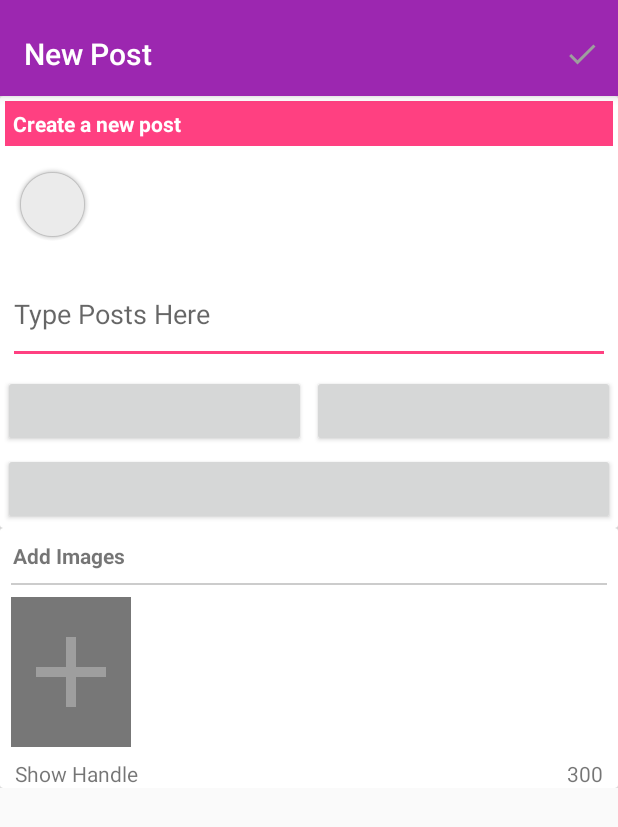
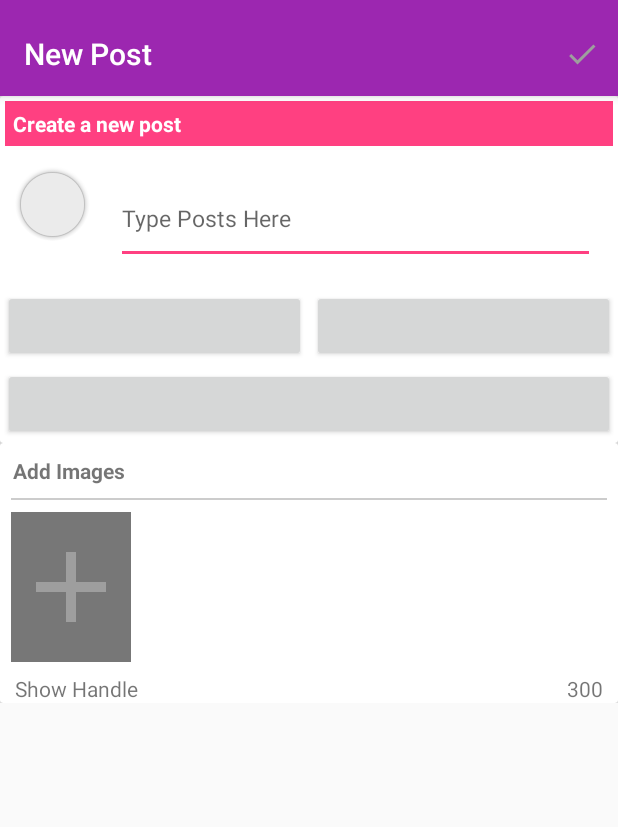
Before and after one commit to harrowmykel/PiQMessenger2, an Android app: the CreatePost screen opened directly, with no data from a screen before it, on a phone screen of 412 x 824 dp. Shown: the top 827 px of the screen. Run offline under Robolectric (Android 15) with nearby library versions, the phone set to English and light mode, and no system bars; our stand-ins replace CircleImageView, Firebase (no records; nobody signed in at launch, a user with empty details on screens opened directly), Picasso; libraries missing offline, so code that uses them is left out: br.com.goncalves, com.pixplicity.easyprefs, com.rilixtech.materialfancybutton, fr.castorflex.android, mehdi.sakout.fancybuttons; plain views replace FancyButton, SmoothProgressBar; pictures from the network do not load; 13 statements that could not run were skipped.

Commit message:
almost at the end

```diff
--- a/app/src/main/AndroidManifest.xml
+++ b/app/src/main/AndroidManifest.xml
@@ -43,14 +43,16 @@
         <activity
             android:name=".Statuses.CreateStatus"
             android:label="@string/create_status"
-            android:theme="@style/AppTheme.NoActionBar" >
+            android:theme="@style/AppTheme.NoActionBar">
             <intent-filter>
                 <action android:name="android.intent.action.SEND"/>
+                <category android:name="android.intent.category.DEFAULT" />
                 <data android:mimeType="image/*"/>
                 <data android:mimeType="text/*"/>
             </intent-filter>
             <intent-filter>
                 <action android:name="android.intent.action.SENDTO"/>
+                <category android:name="android.intent.category.DEFAULT" />
                 <data android:mimeType="image/*"/>
             </intent-filter>
         </activity>
@@ -60,11 +62,13 @@
             android:theme="@style/AppTheme.NoActionBar">
             <intent-filter>
                 <action android:name="android.intent.action.SEND"/>
+                <category android:name="android.intent.category.DEFAULT" />
                 <data android:mimeType="image/*"/>
                 <data android:mimeType="text/*"/>
             </intent-filter>
             <intent-filter>
                 <action android:name="android.intent.action.SENDTO"/>
+                <category android:name="android.intent.category.DEFAULT" />
                 <data android:mimeType="image/*"/>
             </intent-filter>
         </activity>
--- a/app/src/main/java/ng/com/coursecode/piqmessenger/Adapters__/StatusAdapterRecommended.java
+++ b/app/src/main/java/ng/com/coursecode/piqmessenger/Adapters__/StatusAdapterRecommended.java
@@ -68,7 +68,7 @@ public class StatusAdapterRecommended extends RecyclerView.Adapter<StatusViewHol
                 Piccassa.loadStatus(context, image_to_load, user_dp, holder.status_dp);
                 int valueInPixels;
 
-                if (users_posts.getSeen()) {
+                if (!users_posts.getSeen()) {
                     holder.status_dp.setBorderColor(ContextCompat.getColor(context, R.color.border_color_));
                     valueInPixels = (int) context.getResources().getDimension(R.dimen.border_width);
                     holder.status_dp.setBorderWidth(valueInPixels);
--- a/app/src/main/java/ng/com/coursecode/piqmessenger/ExtLib/Piccassa.java
+++ b/app/src/main/java/ng/com/coursecode/piqmessenger/ExtLib/Piccassa.java
@@ -127,4 +127,5 @@ public class Piccassa {
                 .load(image_to_load)
                 .into(view);
     }
+
 }
--- a/app/src/main/java/ng/com/coursecode/piqmessenger/Fragments_/Status.java
+++ b/app/src/main/java/ng/com/coursecode/piqmessenger/Fragments_/Status.java
@@ -133,12 +133,9 @@ public class Status extends Fragment {
         @Override
         public void onReceive(Context context, Intent intent) {
             // Get extra data included in the Intent
-            Toast.makeText(context, "recvd", Toast.LENGTH_SHORT).show();
             if(!requestCreate) {
                 setOLists();
-                Toast.makeText(context, "olist", Toast.LENGTH_SHORT).show();
             }else{
-                Toast.makeText(context, "rlist", Toast.LENGTH_SHORT).show();
                 setLists();
             }
         }
--- a/app/src/main/java/ng/com/coursecode/piqmessenger/Statuses/CreatePost.java
+++ b/app/src/main/java/ng/com/coursecode/piqmessenger/Statuses/CreatePost.java
@@ -111,9 +111,9 @@ public class CreatePost extends PiccMaqCompatActivity implements View.OnClickLis
         Toolbar toolbar=(Toolbar)findViewById(R.id.toolbar);
         setSupportActionBar(toolbar);
         context=CreatePost.this;
-
-        postid=unNull(getIntent().getStringExtra(PostsAct.POSTID));
-        recipient=unNull(getIntent().getStringExtra(PostsAct.RECIPIENT));
+        intent=getIntent();
+        postid=unNull(intent.getStringExtra(PostsAct.POSTID));
+        recipient=unNull(intent.getStringExtra(PostsAct.RECIPIENT));
 
         stores=new Stores(context);
         POST_FOLDER=stores.getFolderPosts();
@@ -124,14 +124,14 @@ public class CreatePost extends PiccMaqCompatActivity implements View.OnClickLis
         user_prof=(LinearLayout)findViewById(R.id.newpost_user);
         emojiconEditText=(EditText)findViewById(R.id.newpost_edit);
         camera_Post=img=(ImageView)findViewById(R.id.newpost_img_show);
-        TextView fulln=(TextView)findViewById(R.id.crt_fullname);
-        TextView username=(TextView)findViewById(R.id.crt_user);
+//        TextView fulln=(TextView)findViewById(R.id.crt_fullname);
+//        TextView username=(TextView)findViewById(R.id.crt_user);
         ImageView user_dp=(CircleImageView)findViewById(R.id.crt_dp);
         String uiser=stores.getUsername();
         Users_prof users_prof=Users_prof.getInfo(context, uiser);
         Piccassa.load(context, users_prof.getImage(), R.drawable.user_sample, user_dp);
-        fulln.setText(users_prof.getFullname());
-        username.setText(uiser);
+//        fulln.setText(users_prof.getFullname());
+//        username.setText(uiser);
 
         counter.setText("" + NUMBER_OF_WORDS);
 
@@ -173,12 +173,6 @@ public class CreatePost extends PiccMaqCompatActivity implements View.OnClickLis
     }
 
     private void setDefaults() {
-        /*
-
-        Prefs.putString(LAST_POST, text);
-        Prefs.putString(LAST_IMG, urltoImage);
-        Prefs.putBoolean(LAST_POST_WAS_SENT, false);
-        */
         String defaultText= "";
         String defaultImgUrl="";
         if(intent!=null) {
@@ -280,6 +274,12 @@ public class CreatePost extends PiccMaqCompatActivity implements View.OnClickLis
                 Toasta.makeText(context, R.string.text_and_image_must_not_be_empty, Toast.LENGTH_SHORT);
             }
         }
+    }
+
+    @Override
+    protected void onStop() {
+        saveUp();
+        super.onStop();
     }
 
     public void sendToGoogle() {
--- a/app/src/main/res/layout/activity_create_post.xml
+++ b/app/src/main/res/layout/activity_create_post.xml
@@ -71,7 +71,7 @@
                             android:id="@+id/crt_dp"
                             android:layout_marginRight="12dp"
                             android:layout_marginEnd="12dp"/>
-                        <LinearLayout
+                       <!-- <LinearLayout
                             android:layout_width="0dp"
                             android:layout_weight="1"
                             android:layout_height="match_parent"
@@ -92,18 +92,19 @@
                                 android:textSize="14sp"
                                 android:id="@+id/crt_user"
                                 android:text="@string/app_name"/>
-                        </LinearLayout>
-                    </LinearLayout>
+                        </LinearLayout>-->
 
                     <EditText
-                        android:layout_width="match_parent"
                         android:layout_height="wrap_content"
+                        android:layout_width="0dp"
+                        android:layout_weight="1"
                         android:hint="@string/type_status"
                         android:id="@+id/newpost_edit"
                         android:layout_margin="5dp"
-                        android:minLines="2"
-                        android:maxLines="9"/>
+                        android:textSize="15sp"
+                        android:minLines="2"/>
 
+                    </LinearLayout>
                     <LinearLayout
                         android:layout_width="match_parent"
                         android:layout_height="wrap_content"
```
Also changed, not shown: app/src/main/java/ng/com/coursecode/piqmessenger/ExtLib/GoogleUpload.java (+8 -0 lines), app/src/main/java/ng/com/coursecode/piqmessenger/Statuses/CreateStatus.java (+38 -1 lines), app/src/main/java/ng/com/coursecode/piqmessenger/Statuses/EditPost.java (+4 -4 lines).
